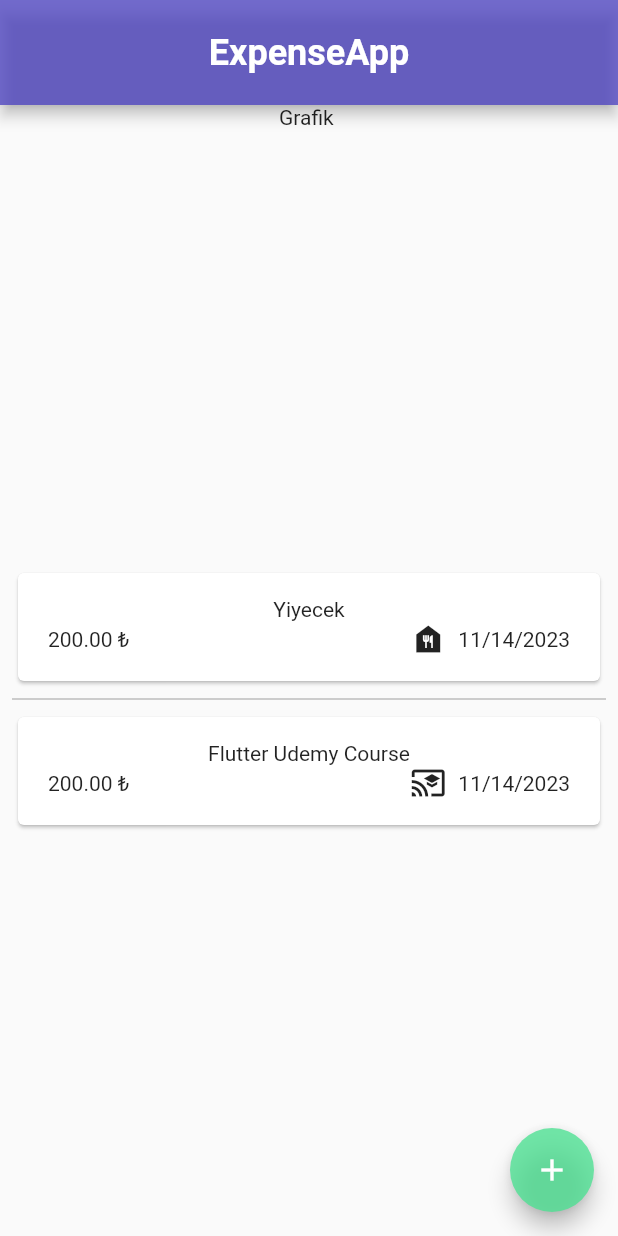
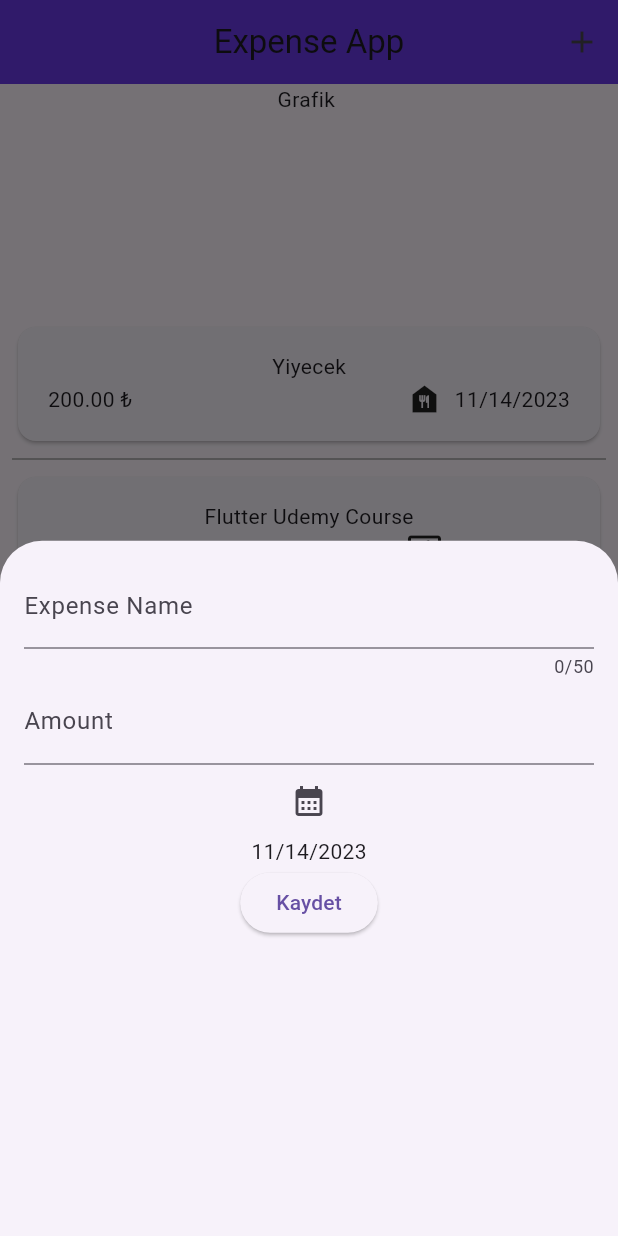
Before and after one commit to ozgeakinci/expenseapp, a Flutter app: the screen it shows after launch, after a tap on the "add" icon, on a phone screen of 412 x 824 dp. Run offline on Flutter 3.47's test engine with Material 2 defaults, Android fonts, the phone set to English and light mode, and no system bars.

Commit message:
date adding

```diff
--- a/lib/main.dart
+++ b/lib/main.dart
@@ -1,23 +1,7 @@
-import 'package:expenseapp/pages/expense_list.dart';
+import 'package:expenseapp/pages/main_page.dart';
 import 'package:flutter/material.dart';
 
 void main() {
   runApp(MaterialApp(
-    home: Scaffold(
-      appBar: AppBar(
-        title: const Text('ExpenseApp'),
-        backgroundColor: const Color.fromARGB(199, 78, 68, 193),
-        centerTitle: true,
-        toolbarHeight: 70,
-        titleTextStyle:
-            const TextStyle(fontSize: 24, fontWeight: FontWeight.bold),
-      ),
-      body: const ExpenseList(),
-      floatingActionButton: FloatingActionButton(
-        onPressed: () {},
-        backgroundColor: const Color.fromARGB(197, 74, 225, 145),
-        child: const Icon(Icons.add),
-      ),
-    ),
-  ));
+      theme: ThemeData(useMaterial3: true), home: const MainPage()));
 }
--- a/lib/pages/expense_list.dart
+++ b/lib/pages/expense_list.dart
@@ -29,7 +29,7 @@ class _ExpenseListState extends State<ExpenseList> {
   Widget build(BuildContext context) {
     return Column(
       children: [
-        const SizedBox(height: 300, child: Text('Grafik ')),
+        const SizedBox(height: 150, child: Text('Grafik ')),
         Expanded(
           child: ListView.separated(
             padding: const EdgeInsets.all(8),
--- /dev/null
+++ b/lib/pages/main_page.dart
@@ -0,0 +1,32 @@
+import 'package:expenseapp/pages/expense_list.dart';
+import 'package:expenseapp/widgets/new_expense.dart';
+import 'package:flutter/material.dart';
+
+class MainPage extends StatefulWidget {
+  const MainPage({Key? key}) : super(key: key);
+
+  @override
+  _MainPageState createState() => _MainPageState();
+}
+
+class _MainPageState extends State<MainPage> {
+  @override
+  Widget build(BuildContext context) {
+    return Scaffold(
+      appBar: AppBar(
+        centerTitle: true,
+        backgroundColor: const Color.fromARGB(255, 104, 57, 231),
+        title: const Text("Expense App"),
+        actions: [
+          IconButton(
+              onPressed: () {
+                showModalBottomSheet(
+                    context: context, builder: (ctx) => const NewExpense());
+              },
+              icon: const Icon(Icons.add)),
+        ],
+      ),
+      body: const ExpenseList(),
+    );
+  }
+}
--- a/lib/widgets/expense_item.dart
+++ b/lib/widgets/expense_item.dart
@@ -15,7 +15,7 @@ class ExpenseItem extends StatelessWidget {
             Text(expense.name),
             Row(
               children: [
-                Text(expense.price.toStringAsFixed(2) + ' ₺ '),
+                Text('${expense.price.toStringAsFixed(2)} ₺ '),
                 const Spacer(),
                 Icon(categoryIcons[expense.category]),
                 const SizedBox(
--- /dev/null
+++ b/lib/widgets/new_expense.dart
@@ -0,0 +1,66 @@
+import 'package:flutter/material.dart';
+import 'package:intl/intl.dart';
+
+class NewExpense extends StatefulWidget {
+  const NewExpense({Key? key}) : super(key: key);
+
+  @override
+  _NewExpenseState createState() => _NewExpenseState();
+}
+
+class _NewExpenseState extends State<NewExpense> {
+  // var _expenseName = '';
+
+  DateTime date = DateTime.now();
+
+  final _nameController = TextEditingController();
+  final _amoutController = TextEditingController();
+
+  @override
+  Widget build(BuildContext context) {
+    return Padding(
+      padding: const EdgeInsets.all(16),
+      child: Column(
+        children: [
+          TextField(
+            controller: _nameController,
+            maxLength: 50,
+            decoration: const InputDecoration(label: Text('Expense Name')),
+          ),
+          TextField(
+            controller: _amoutController,
+            keyboardType: TextInputType.number,
+            decoration:
+                const InputDecoration(label: Text('Amount'), prefixText: ''),
+          ),
+
+          //date picker aç
+          //date Pickerdan gelen değeri Text olarak yazdırmak
+          //seçilen tarihi formatlayarak yazdırmak
+
+          IconButton(
+              onPressed: () async {
+                DateTime? newDate = await showDatePicker(
+                  context: context,
+                  initialDate: date,
+                  firstDate: DateTime(1900),
+                  lastDate: DateTime(2100),
+                );
+
+                if (newDate == null) return;
+                setState(() {
+                  date = newDate;
+                });
+              },
+              icon: const Icon(Icons.calendar_month)),
+          Text(DateFormat.yMd().format(date)),
+          ElevatedButton(
+              onPressed: () {
+                print('Kayıt başarılı :  $_nameController.text');
+              },
+              child: const Text("Kaydet"))
+        ],
+      ),
+    );
+  }
+}
```
Also changed, not shown: 1 other file.
